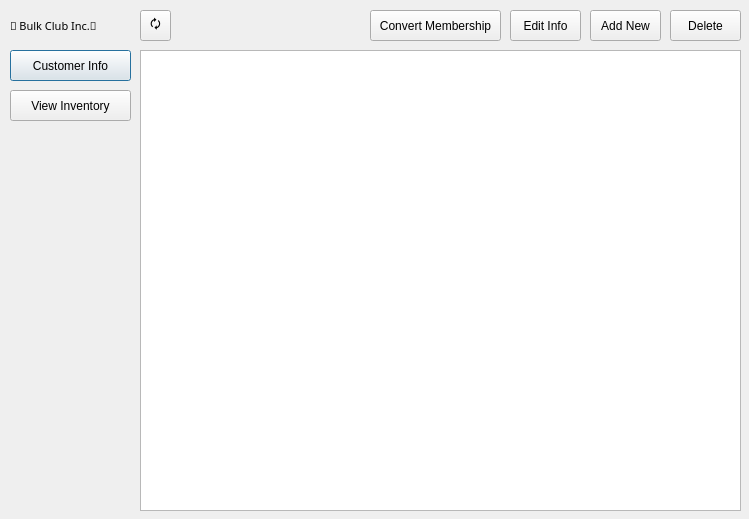
Above: Admin.ui from UnitedPuggs/The-Simps before the change. Below: the same form after it.
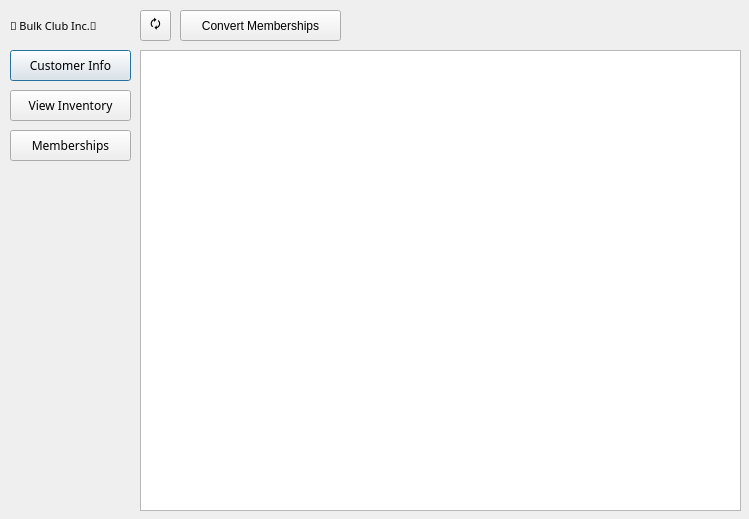
That is the form after the change. The open tabs and pages were chosen to show the change.

```diff
--- a/Admin.ui
+++ b/Admin.ui
@@ -22,6 +22,11 @@
      <height>31</height>
     </rect>
    </property>
+   <property name="font">
+    <font>
+     <family>Lucida Sans</family>
+    </font>
+   </property>
    <property name="text">
     <string>Customer Info</string>
    </property>
@@ -35,6 +40,11 @@
      <height>31</height>
     </rect>
    </property>
+   <property name="font">
+    <font>
+     <family>Lucida Sans</family>
+    </font>
+   </property>
    <property name="text">
     <string>View Inventory</string>
    </property>
@@ -68,6 +78,12 @@
        <height>31</height>
       </rect>
      </property>
+     <property name="font">
+      <font>
+       <family>Arial</family>
+       <pointsize>9</pointsize>
+      </font>
+     </property>
      <property name="text">
       <string>Delete</string>
      </property>
@@ -81,6 +97,12 @@
        <height>31</height>
       </rect>
      </property>
+     <property name="font">
+      <font>
+       <family>Arial</family>
+       <pointsize>9</pointsize>
+      </font>
+     </property>
      <property name="text">
       <string>Add New</string>
      </property>
@@ -94,23 +116,16 @@
        <height>31</height>
       </rect>
      </property>
+     <property name="font">
+      <font>
+       <family>Arial</family>
+       <pointsize>9</pointsize>
+      </font>
+     </property>
      <property name="text">
       <string>Edit Info</string>
      </property>
     </widget>
-    <widget class="QPushButton" name="customerPage_convertButton">
-     <property name="geometry">
-      <rect>
-       <x>230</x>
-       <y>10</y>
-       <width>131</width>
-       <height>31</height>
-      </rect>
-     </property>
-     <property name="text">
-      <string>Convert Membership</string>
-     </property>
-    </widget>
     <widget class="QToolButton" name="customerPage_refreshButton">
      <property name="geometry">
       <rect>
@@ -189,6 +204,56 @@
      </property>
     </widget>
    </widget>
+   <widget class="QWidget" name="membershipPage">
+    <widget class="QTableWidget" name="membershipPage_tableWidget">
+     <property name="geometry">
+      <rect>
+       <x>0</x>
+       <y>50</y>
+       <width>601</width>
+       <height>461</height>
+      </rect>
+     </property>
+    </widget>
+    <widget class="QPushButton" name="membershipPage_convertButton">
+     <property name="geometry">
+      <rect>
+       <x>40</x>
+       <y>10</y>
+       <width>161</width>
+       <height>31</height>
+      </rect>
+     </property>
+     <property name="font">
+      <font>
+       <family>Arial</family>
+       <pointsize>9</pointsize>
+      </font>
+     </property>
+     <property name="text">
+      <string>Convert Memberships</string>
+     </property>
+    </widget>
+    <widget class="QToolButton" name="membershipPage_refreshButton">
+     <property name="geometry">
+      <rect>
+       <x>0</x>
+       <y>10</y>
+       <width>31</width>
+       <height>31</height>
+      </rect>
+     </property>
+     <property name="font">
+      <font>
+       <family>Arial</family>
+       <pointsize>9</pointsize>
+      </font>
+     </property>
+     <property name="text">
+      <string>🗘</string>
+     </property>
+    </widget>
+   </widget>
   </widget>
   <widget class="QLabel" name="companyLabel">
    <property name="geometry">
@@ -209,6 +274,24 @@
     <string>💪 Bulk Club Inc.💪</string>
    </property>
   </widget>
+  <widget class="QPushButton" name="membershipButton">
+   <property name="geometry">
+    <rect>
+     <x>10</x>
+     <y>130</y>
+     <width>121</width>
+     <height>31</height>
+    </rect>
+   </property>
+   <property name="font">
+    <font>
+     <family>Lucida Sans</family>
+    </font>
+   </property>
+   <property name="text">
+    <string>Memberships</string>
+   </property>
+  </widget>
  </widget>
  <resources/>
  <connections/>
```
Left out of the diff: 30 changed lines with no effect on the pictures.
